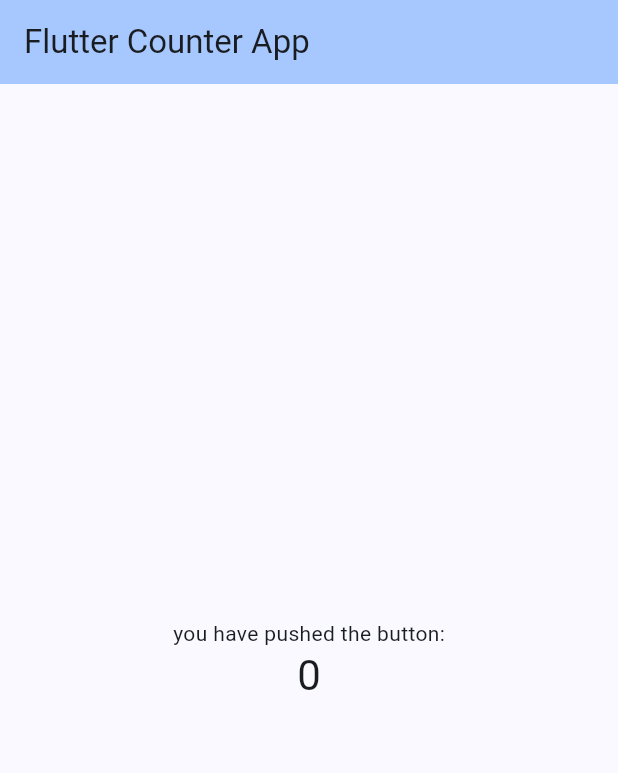
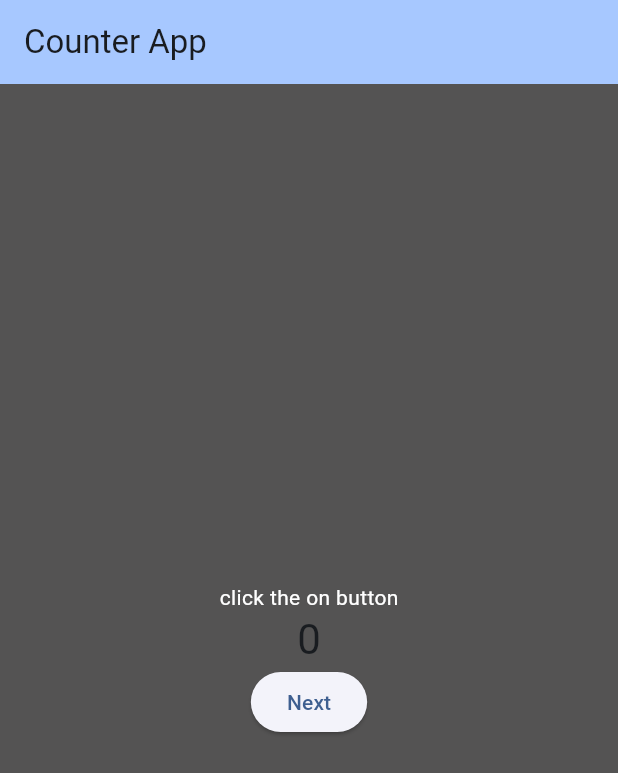
Before and after one commit to Kedirbiruh/flutter_application_1, a Flutter app: the screen it shows after launch, on a phone screen of 412 x 824 dp. Shown: the top 773 px of the screen. Run offline on Flutter 3.47's test engine with Material 3 defaults, Android fonts, the phone set to English and light mode, and no system bars.

Commit message:
added counter function

```diff
--- a/flutter_application_1/lib/Info.dart
+++ b/flutter_application_1/lib/Info.dart
@@ -112,7 +112,7 @@ class _MyHomePageState extends State<MyHomePage> {
           ],
         ),
       ),
-      floatingActionButton: FloatingActionButton(
+      floatingActionButton: FloatingActionButton(     // buttun unten mit runden + zeichen
         onPressed: _incrementCounter,
         tooltip: 'Increment',
         child: const Icon(Icons.add),
--- a/flutter_application_1/lib/main.dart
+++ b/flutter_application_1/lib/main.dart
@@ -13,10 +13,17 @@ class MyApp extends StatelessWidget {
       theme: ThemeData(
         // This is the theme of your application.
         colorScheme: ColorScheme.fromSeed(
-          seedColor: const Color.fromARGB(232, 4, 132, 245),
+          seedColor: const Color.fromARGB(232, 4, 132, 245), // für appBar
         ),
+        // primarySwatch: Colors.blue,
+        scaffoldBackgroundColor: const Color.fromARGB(
+          255,
+          84,
+          83,
+          83,
+        ), //     für body
       ),
-      home: const MyHomePage(title: 'Flutter Counter App'),
+      home: const MyHomePage(title: 'Counter App'),
     );
   }
 }
@@ -31,9 +38,15 @@ class MyHomePage extends StatefulWidget {
 
 class _MyHomePageState extends State<MyHomePage> {
   int _counter = 0;
-  void _incrementCounter() {
+  void plusCounter() {
     setState(() {
       _counter++;
+    });
+  }
+
+  void minusCounter() {
+    setState(() {
+      _counter--;
     });
   }
 
@@ -42,17 +55,24 @@ class _MyHomePageState extends State<MyHomePage> {
     return Scaffold(
       appBar: AppBar(
         backgroundColor: Theme.of(context).colorScheme.inversePrimary,
-        title: Text(widget.title),
+        title: Text(widget.title), // wird title von my homepage rein gegeben
       ),
+
       body: Center(
         child: Column(
           mainAxisAlignment: MainAxisAlignment.center,
           children: <Widget>[
-            const Text('you have pushed the button:'),
+            const Text(
+              'click the on button',
+              style: TextStyle(color: Colors.white),
+            ),
             Text(
-              '$_counter',
-              style: Theme.of(context).textTheme.headlineMedium,
+              '$_counter', // counter 0 bis counter ++
+              style: Theme.of(context)
+                  .textTheme
+                  .headlineMedium, // aus material Theme kriegt er style textTheme --headlineMedium
             ),
+            ElevatedButton(onPressed: plusCounter, child: const Text('Next')),
           ],
         ),
       ),
```
